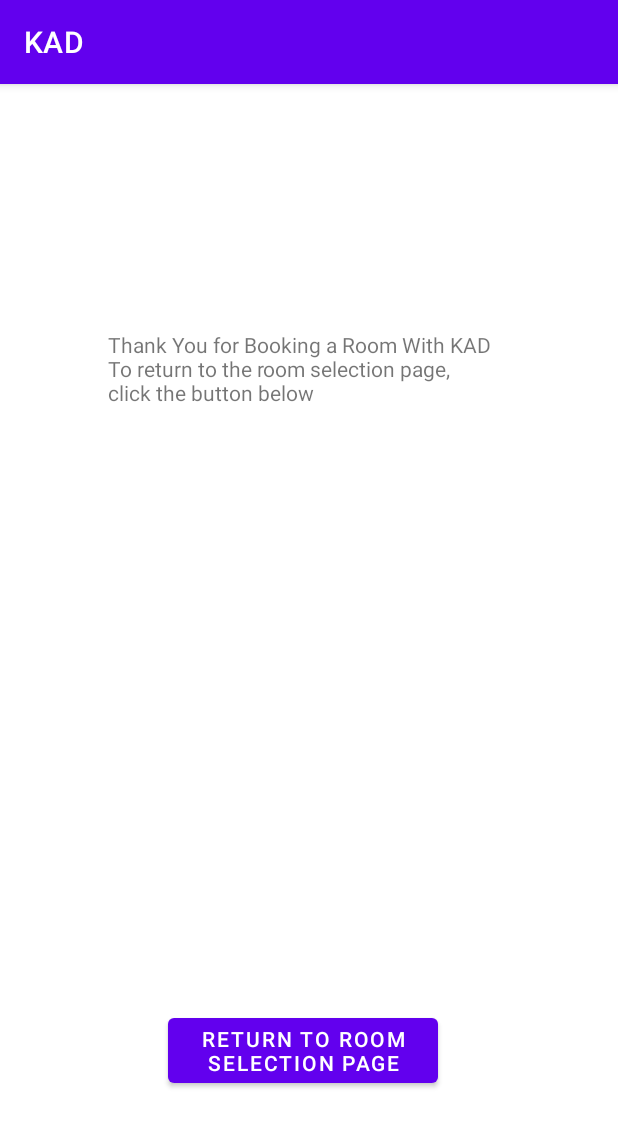
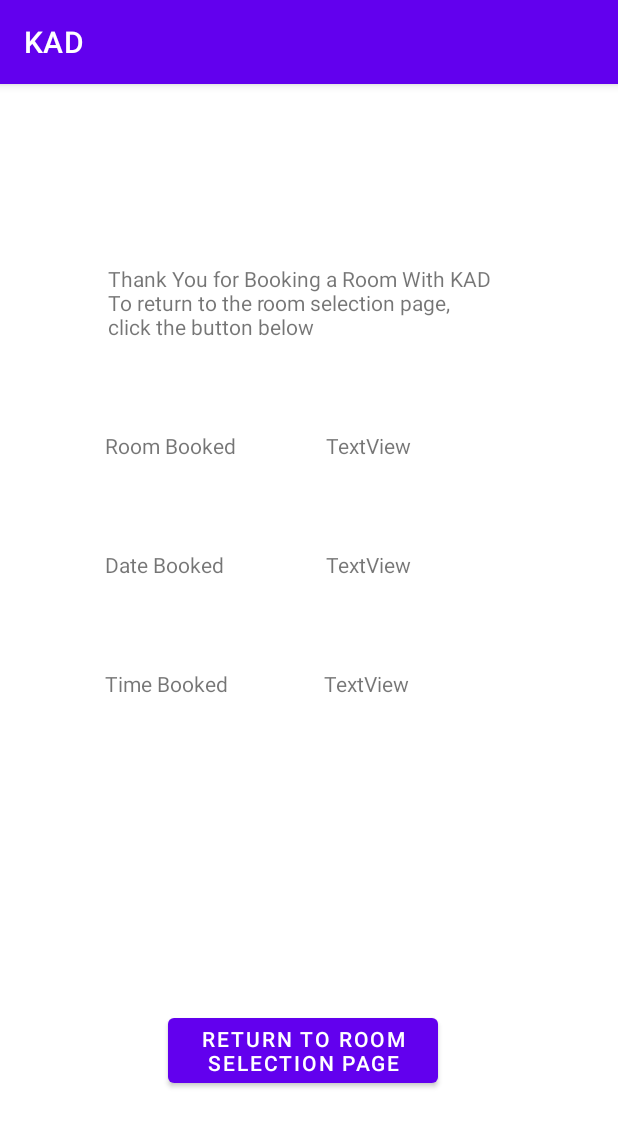
Before and after one commit to ArtLiathain/KadWebsite, an Android app: the BookingConfirmation screen opened directly, with no data from a screen before it, on a phone screen of 412 x 824 dp. Shown: the top 1127 px of the screen. Run offline under Robolectric (Android 15) with nearby library versions, the phone set to English and light mode, and no system bars.

Commit message:
Add text fields of booking details

```diff
--- a/app/src/main/res/layout/booking_confirmation_page.xml
+++ b/app/src/main/res/layout/booking_confirmation_page.xml
@@ -10,7 +10,7 @@
         android:layout_width="260dp"
         android:layout_height="wrap_content"
         android:layout_marginStart="72dp"
-        android:layout_marginTop="164dp"
+        android:layout_marginTop="120dp"
         android:text="Thank You for Booking a Room With KAD To return to the room selection page, click the button below"
         app:layout_constraintStart_toStartOf="parent"
         app:layout_constraintTop_toTopOf="parent" />
@@ -24,4 +24,64 @@
         android:text="Return to Room Selection Page"
         app:layout_constraintBottom_toBottomOf="parent"
         app:layout_constraintStart_toStartOf="parent" />
+
+    <TextView
+        android:id="@+id/textViewRoomConfirmation"
+        android:layout_width="wrap_content"
+        android:layout_height="wrap_content"
+        android:layout_marginStart="70dp"
+        android:layout_marginTop="60dp"
+        android:text="Room Booked"
+        app:layout_constraintStart_toStartOf="parent"
+        app:layout_constraintTop_toBottomOf="@+id/textViewMessage" />
+
+    <TextView
+        android:id="@+id/textViewDateConfirmation"
+        android:layout_width="wrap_content"
+        android:layout_height="wrap_content"
+        android:layout_marginStart="70dp"
+        android:layout_marginTop="60dp"
+        android:text="Date Booked"
+        app:layout_constraintStart_toStartOf="parent"
+        app:layout_constraintTop_toBottomOf="@+id/textViewRoomConfirmation" />
+
+    <TextView
+        android:id="@+id/textViewTimeConfirmation"
+        android:layout_width="wrap_content"
+        android:layout_height="wrap_content"
+        android:layout_marginStart="70dp"
+        android:layout_marginTop="60dp"
+        android:text="Time Booked"
+        app:layout_constraintStart_toStartOf="parent"
+        app:layout_constraintTop_toBottomOf="@+id/textViewDateConfirmation" />
+
+    <TextView
+        android:id="@+id/textViewRoomConfirmationArgument"
+        android:layout_width="wrap_content"
+        android:layout_height="wrap_content"
+        android:layout_marginStart="60dp"
+        android:layout_marginTop="60dp"
+        android:text="TextView"
+        app:layout_constraintStart_toEndOf="@+id/textViewRoomConfirmation"
+        app:layout_constraintTop_toBottomOf="@+id/textViewMessage" />
+
+    <TextView
+        android:id="@+id/textViewDateConfirmationArgument"
+        android:layout_width="wrap_content"
+        android:layout_height="wrap_content"
+        android:layout_marginStart="68dp"
+        android:layout_marginTop="60dp"
+        android:text="TextView"
+        app:layout_constraintStart_toEndOf="@+id/textViewDateConfirmation"
+        app:layout_constraintTop_toBottomOf="@+id/textViewRoomConfirmationArgument" />
+
+    <TextView
+        android:id="@+id/textViewTimeConfirmationArgument"
+        android:layout_width="wrap_content"
+        android:layout_height="wrap_content"
+        android:layout_marginStart="64dp"
+        android:layout_marginTop="60dp"
+        android:text="TextView"
+        app:layout_constraintStart_toEndOf="@+id/textViewTimeConfirmation"
+        app:layout_constraintTop_toBottomOf="@+id/textViewDateConfirmationArgument" />
 </androidx.constraintlayout.widget.ConstraintLayout>
```
Also changed, not shown: 1 other file.
